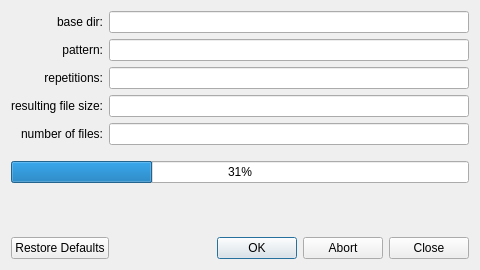
The window that GroundSpace/frontend.ui (marcelpetrick/pythonCollection) describes before a commit, drawn with Qt 5.
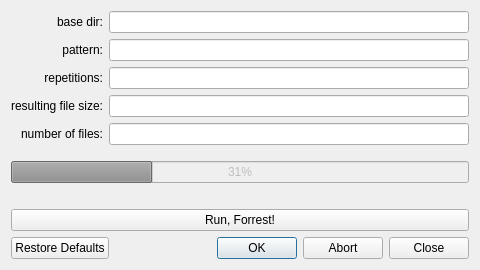
The same window after the commit.

Commit message: GroundSpace: will replace the buttonBox with something more convenient (single buttons); first button usable (with file-writing, which had to be adapted to take the parameter)

```diff
--- a/GroundSpace/frontend.ui
+++ b/GroundSpace/frontend.ui
@@ -109,6 +109,9 @@
    </item>
    <item>
     <widget class="QProgressBar" name="progressBar">
+     <property name="enabled">
+      <bool>false</bool>
+     </property>
      <property name="value">
       <number>31</number>
      </property>
@@ -127,6 +130,13 @@
      </property>
     </spacer>
    </item>
+   <item>
+    <widget class="QPushButton" name="runPB">
+     <property name="text">
+      <string>Run, Forrest!</string>
+     </property>
+    </widget>
+   </item>
    <item>
     <widget class="QDialogButtonBox" name="buttonBox">
      <property name="standardButtons">
```
The commit also changes 2 other files.
